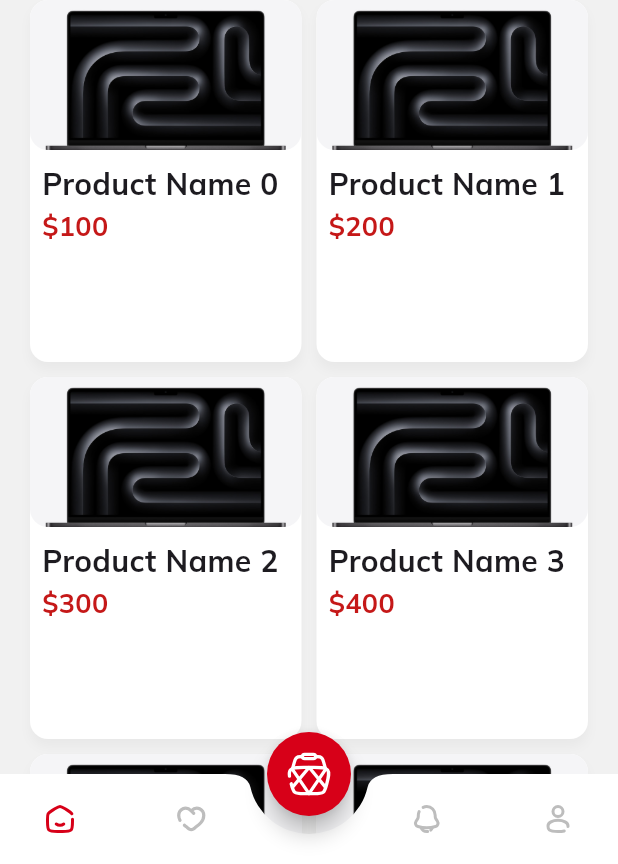
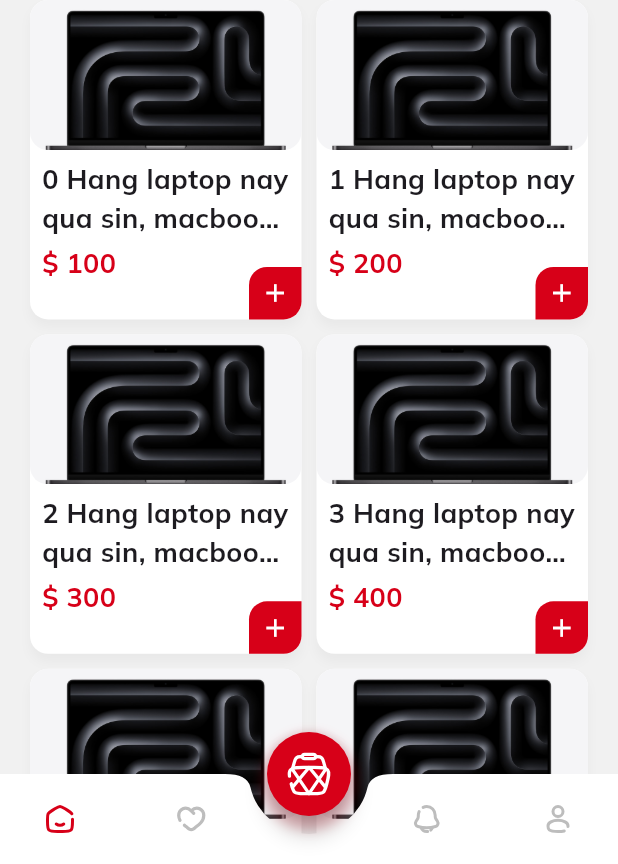
Before and after one commit to mduyen2505/flutternew, a Flutter app: the screen it shows after launch, on a phone screen of 412 x 824 dp, the part 372-1236 px from its top. Run offline on Flutter 3.47's test engine with Material 3 defaults, Android fonts, the phone set to English and light mode, and no system bars; our stand-ins replace flutter_staggered_animations, flutter_svg, google_fonts, loading_animation_widget; project files that could hold a hidden picture were left out.

Commit message:
fix UI/UX navbar and popular computer bar

```diff
--- a/flutter_application_1/lib/screens/Home/Widget/popular_computer_bar.dart
+++ b/flutter_application_1/lib/screens/Home/Widget/popular_computer_bar.dart
@@ -1,4 +1,5 @@
 import 'package:flutter/material.dart';
+import 'package:flutter_application_1/constants.dart';
 
 class PopularComputerBar extends StatelessWidget {
   const PopularComputerBar({super.key});
@@ -14,12 +15,13 @@ class PopularComputerBar extends StatelessWidget {
           crossAxisCount: 2,
           crossAxisSpacing: 10.0,
           mainAxisSpacing: 10.0,
-          childAspectRatio:
-              0.75,
+          childAspectRatio: 0.85,
         ),
         itemCount: 10,
         itemBuilder: (context, index) {
-          return Container(
+          return Stack(
+            children: [
+              Container(
                 decoration: BoxDecoration(
                   color: Colors.white,
                   borderRadius: BorderRadius.circular(12),
@@ -37,40 +39,63 @@ class PopularComputerBar extends StatelessWidget {
                     Container(
                       height: 100,
                       decoration: BoxDecoration(
-                    borderRadius:
-                        BorderRadius.circular(12),
+                        borderRadius: BorderRadius.circular(12),
                         image: const DecorationImage(
                           image: AssetImage(
                               'images/products/mbp14-m3-max-pro-spaceblack-select-202310.jpg'),
-                      //images/computer_${index + 1}.png
                           fit: BoxFit.cover,
                         ),
                       ),
                     ),
-                const SizedBox(height: 8),
+                    const SizedBox(height: 6),
                     Padding(
                       padding: const EdgeInsets.symmetric(horizontal: 8.0),
                       child: Text(
-                    'Product Name $index',
+                        '$index Hang laptop nay qua sin, macbook sin cuc kyy',
                         style: const TextStyle(
-                      fontSize: 20,
+                          fontSize: 18,
                           fontWeight: FontWeight.bold,
                         ),
+                        maxLines: 2,
+                        overflow: TextOverflow.ellipsis,
                       ),
                     ),
+                    const SizedBox(height: 4),
                     Padding(
                       padding: const EdgeInsets.symmetric(horizontal: 8.0),
                       child: Text(
-                    '\$${(index + 1) * 100}',
+                        '\$ ${(index + 1) * 100}',
                         style: const TextStyle(
                           fontSize: 18,
-                      color: Color.fromARGB(255, 197, 24, 24),
+                          color: kprimaryColor,
                           fontWeight: FontWeight.bold,
                         ),
                       ),
                     ),
                   ],
                 ),
+              ),
+              Positioned(
+                bottom: 0,
+                right: 0,
+                child: Container(
+                  width: 35,
+                  height: 35,
+                  decoration: const BoxDecoration(
+                    color: kprimaryColor,
+                    borderRadius: BorderRadius.only(
+                      topLeft: Radius.circular(12),
+                      bottomRight: Radius.circular(12),
+                    ),
+                  ),
+                  child: const Icon(
+                    Icons.add,
+                    color: Colors.white,
+                    size: 20,
+                  ),
+                ),
+              ),
+            ],
           );
         },
       ),
--- a/flutter_application_1/lib/screens/nav_bar_screen.dart
+++ b/flutter_application_1/lib/screens/nav_bar_screen.dart
@@ -15,6 +15,7 @@ class BottomNavBar extends StatefulWidget {
 
 class _BottomNavBarState extends State<BottomNavBar> {
   int currentIndex = 0;
+
   List screens = const [
     HomeScreen(),
     FavoriteScreen(),
@@ -29,7 +30,20 @@ class _BottomNavBarState extends State<BottomNavBar> {
       extendBody: true,
       backgroundColor: Colors.transparent,
       resizeToAvoidBottomInset: false,
-      floatingActionButton: FloatingActionButton(
+
+      floatingActionButton: Container(
+        decoration: BoxDecoration(
+          shape: BoxShape.circle,
+          boxShadow: [
+            BoxShadow(
+              color: kprimaryColor.withOpacity(0.22), // Màu bóng mờ
+              spreadRadius:4, // Độ lan của bóng
+              blurRadius:6 , // Độ mờ của bóng
+              offset: const Offset(0, 5),
+            ),
+          ],
+        ),
+        child: FloatingActionButton(
           onPressed: () {
             setState(() {
               currentIndex = 2;
@@ -44,7 +58,10 @@ class _BottomNavBarState extends State<BottomNavBar> {
             colorFilter: const ColorFilter.mode(Colors.white, BlendMode.srcIn),
           ),
         ),
+      ),
       floatingActionButtonLocation: FloatingActionButtonLocation.centerDocked,
+
+      // Thanh điều hướng dưới cùng
       bottomNavigationBar: BottomAppBar(
         elevation: 1,
         height: 60,
@@ -126,6 +143,7 @@ class _BottomNavBarState extends State<BottomNavBar> {
           ],
         ),
       ),
+
       body: PageTransitionSwitcher(
         transitionBuilder: (child, primaryAnimation, secondaryAnimation) =>
             SharedAxisTransition(
```
Lines whose indentation alone changed are shown as unchanged.
